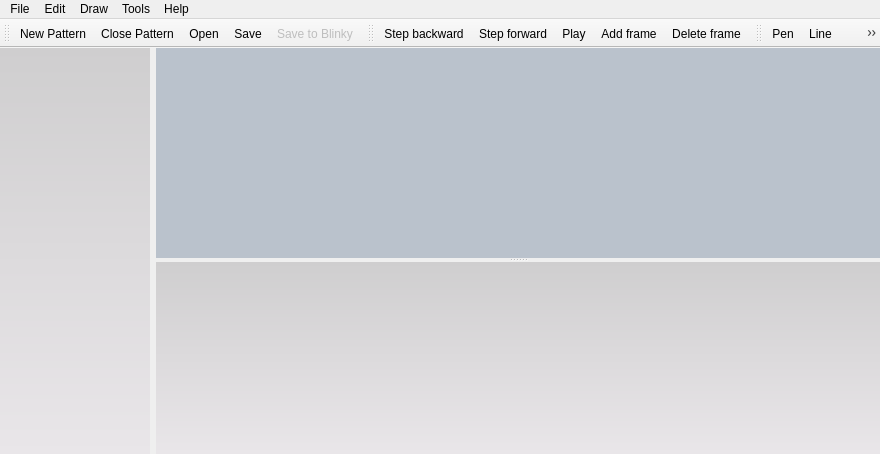
First picture: the form in PatternPaint/mainwindow.ui, repository Blinkinlabs/PatternPaint, before the edit.
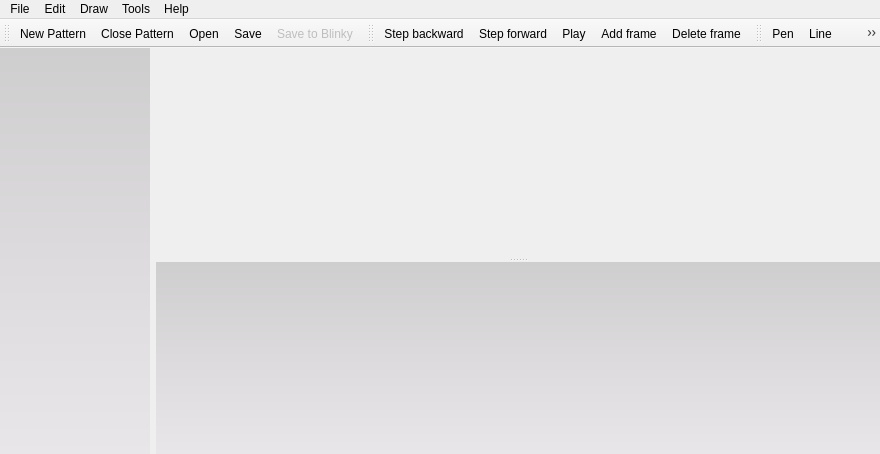
Second picture: the form after the edit. Icons and pictures are not drawn. Custom widgets are drawn as their Qt base class.

Commit message: Draw fixture with correct size in frame editor

The edit to the form file:
```diff
--- a/PatternPaint/mainwindow.ui
+++ b/PatternPaint/mainwindow.ui
@@ -92,7 +92,7 @@
         </sizepolicy>
        </property>
        <property name="styleSheet">
-        <string notr="true">background:qlineargradient(spread:pad, x1:1, y1:1, x2:1, y2:0, stop:0 rgba(186, 194, 204, 255), stop:1 rgba(186, 194, 204, 255))</string>
+        <string notr="true"/>
        </property>
        <property name="frameShape">
         <enum>QFrame::NoFrame</enum>
```
The commit also changes 1 other file.
